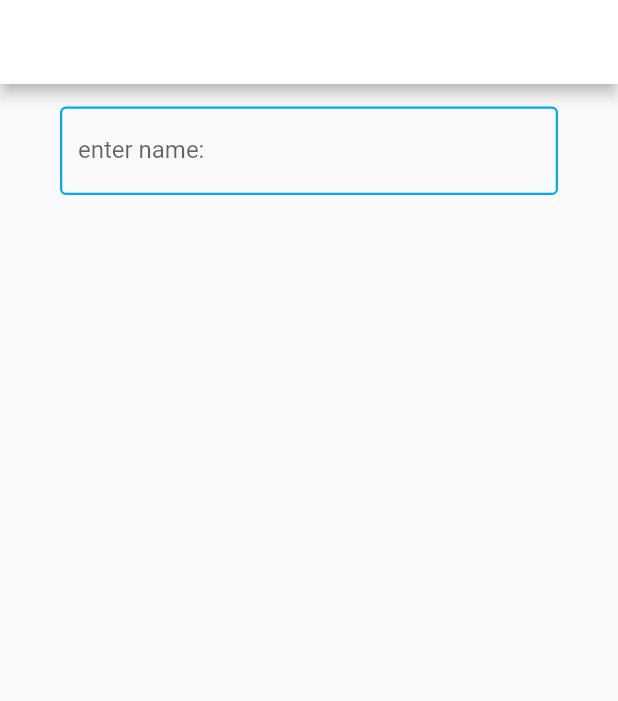
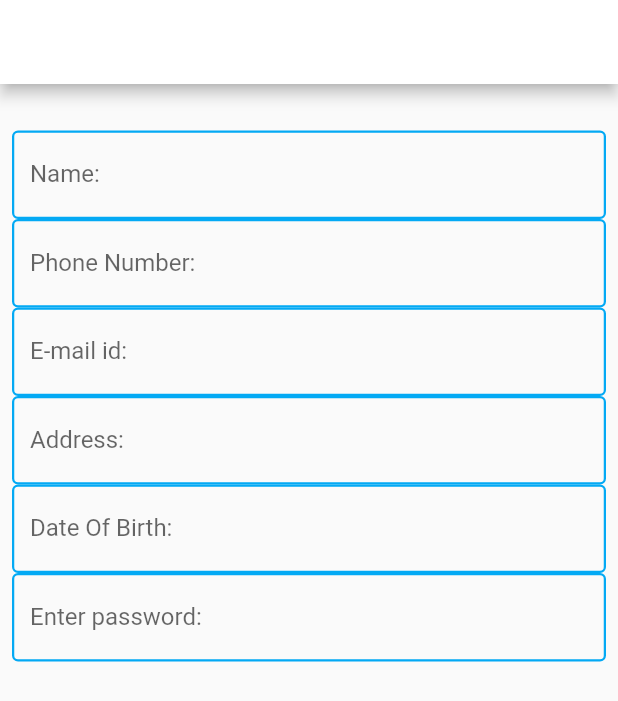
Before and after one commit to nicerosebenny/whaleshark, a Flutter app: the Register screen opened directly, on a phone screen of 412 x 824 dp. Shown: the top 701 px of the screen. Run offline on Flutter 3.47's test engine with Material 2 defaults, Android fonts, the light colour scheme and no system bars.

Commit message:
register rest

```diff
--- a/lib/main.dart
+++ b/lib/main.dart
@@ -25,7 +25,7 @@
         // is not restarted.
         primarySwatch: Colors.blue,
       ),
-      home: const MyHomePage(title:"helo "),
+      home: const Register(),
     );
   }
 }
--- a/lib/register.dart
+++ b/lib/register.dart
@@ -9,7 +9,10 @@ class Register extends StatefulWidget {
   State<Register> createState() => _RegisterState();
 }
 
+enum user { female, male, other }
+
 class _RegisterState extends State<Register> {
+  user _gender = user.female;
   @override
   Widget build(BuildContext context) {
     return Scaffold(
@@ -18,16 +21,72 @@ class _RegisterState extends State<Register> {
           title: Text("Registration"),
         ),
         body: Column(
+          crossAxisAlignment: CrossAxisAlignment.start,
           children: [
             SizedBox(height: 15),
             Padding(
-              padding: EdgeInsets.symmetric(horizontal: 40),
+              padding: EdgeInsets.symmetric(horizontal: 8, vertical: 16),
               child: Column(
                 children: [
                   TextField(
                     style: TextStyle(color: Colors.white),
                     decoration: InputDecoration(
-                      label: Text("enter name:"),
+                      labelText: ("Name:"),
+                      enabledBorder: OutlineInputBorder(
+                        borderSide:
+                            BorderSide(width: 1.5, color: Colors.lightBlue),
+                      ),
+                    ),
+                  ),
+                  TextField(
+                    style: TextStyle(color: Colors.white),
+                    decoration: InputDecoration(
+                      labelText: ("Phone Number:"),
+                      enabledBorder: OutlineInputBorder(
+                        borderSide:
+                            BorderSide(width: 1.5, color: Colors.lightBlue),
+                      ),
+                    ),
+                  ),
+                  TextField(
+                    style: TextStyle(color: Colors.white),
+                    decoration: InputDecoration(
+                      labelText: ("E-mail id:"),
+                      enabledBorder: OutlineInputBorder(
+                        borderSide:
+                            BorderSide(width: 1.5, color: Colors.lightBlue),
+                      ),
+                    ),
+                  ),
+                  TextField(
+                    style: TextStyle(color: Colors.white),
+                    decoration: InputDecoration(
+                      labelText: ("Address:"),
+                      enabledBorder: OutlineInputBorder(
+                        borderSide:
+                            BorderSide(width: 1.5, color: Colors.lightBlue),
+                      ),
+                    ),
+                  ),
+                  TextField(
+                    style: TextStyle(color: Colors.white),
+                    decoration: InputDecoration(
+                      labelText: ("Date Of Birth:"),
+                      enabledBorder: OutlineInputBorder(
+                        borderSide:
+                            BorderSide(width: 1.5, color: Colors.lightBlue),
+                      ),
+                    ),
+                  ),
+
+
+
+
+
+                  TextField(
+                    style: TextStyle(color: Colors.white),
+                    decoration: InputDecoration(
+                      labelText: ("Enter password:"),
                       enabledBorder: OutlineInputBorder(
                         borderSide:
                             BorderSide(width: 1.5, color: Colors.lightBlue),
```
